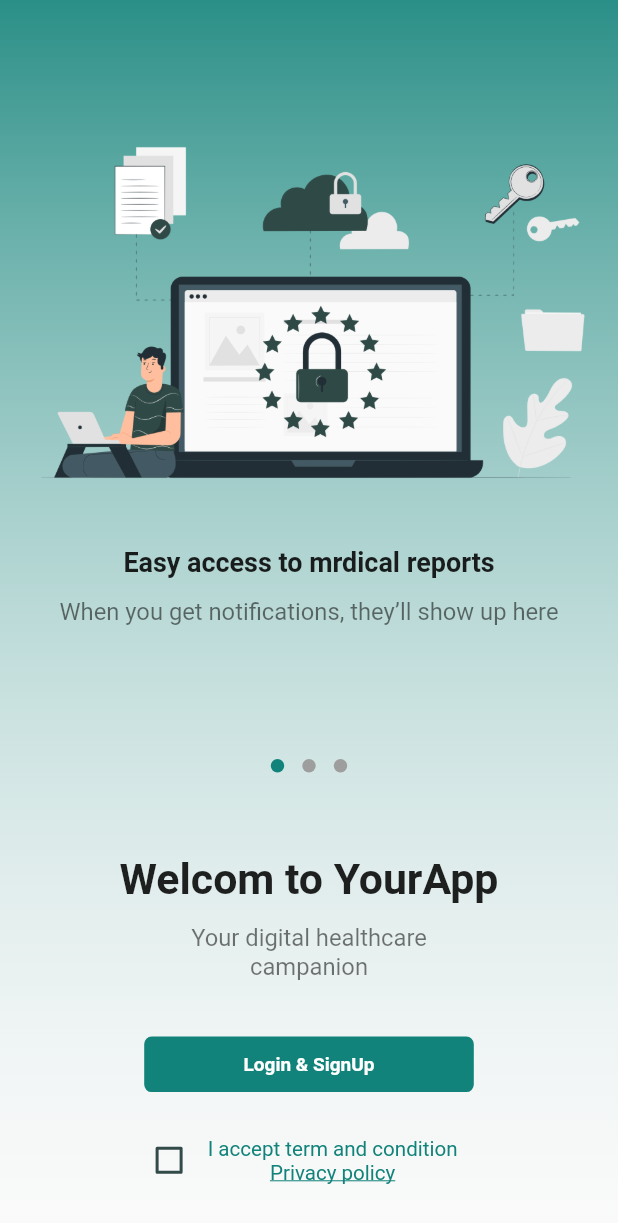
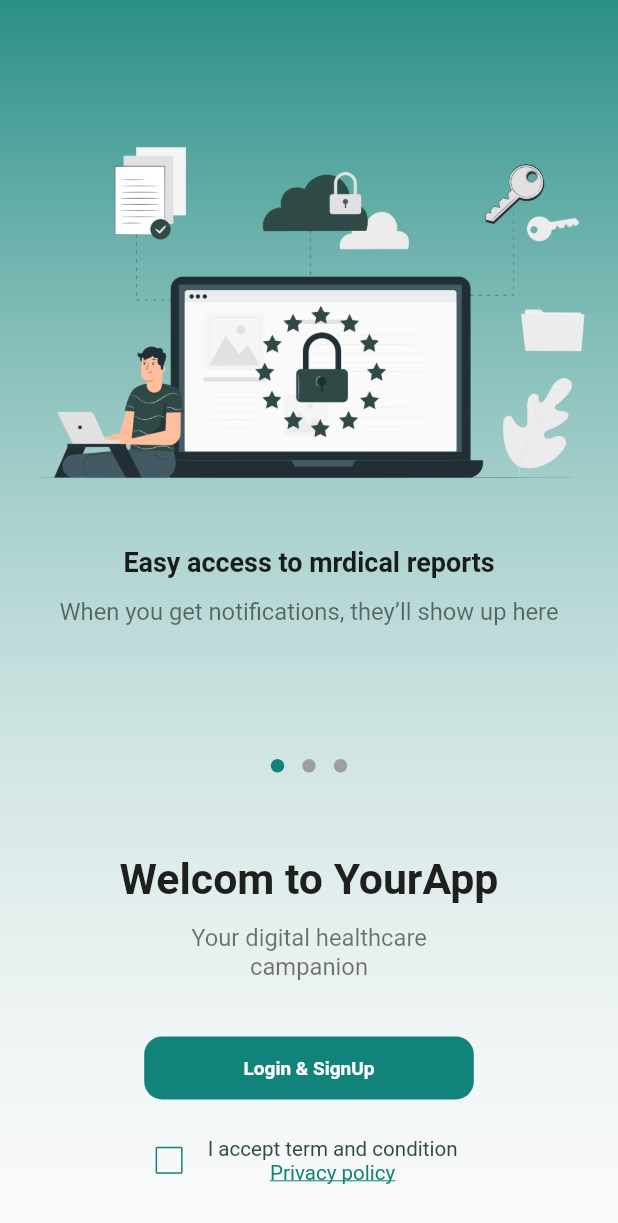
Before and after one commit to asadique2/cal_c, a Flutter app: the screen it shows after launch, on a phone screen of 412 x 824 dp. Shown: the top 1223 px of the screen. Run offline on Flutter 3.47's test engine with Material 2 defaults, Android fonts, the light colour scheme and no system bars; drawn by our look-alikes of introduction_screen; our stand-ins replace flutter_screenutil, fluttertoast, stacked.

Commit message:
added login screen

```diff
--- a/lib/constant/colors.dart
+++ b/lib/constant/colors.dart
@@ -4,3 +4,5 @@ const kBaseColor = Color(0xff12837A);
 const kSecondaryColor = Color(0xff334B48);
 const kGreyColor = Color(0xff96B1AD);
 const kPinkColor = Color(0xffFF9999);
+const kSuccessColor = Color(0xff4CAF4F);
+const kWarningColor = Color(0xffFF9800);
--- /dev/null
+++ b/lib/constant/style.dart
@@ -0,0 +1,5 @@
+import 'package:cal_c/constant/colors.dart';
+import 'package:flutter/material.dart';
+import 'package:flutter_screenutil/flutter_screenutil.dart';
+
+var clickbleTextStyle =TextStyle(fontSize: 15.sp , color: kBaseColor );
--- a/lib/main.dart
+++ b/lib/main.dart
@@ -1,4 +1,5 @@
 import 'package:cal_c/ui/intro_screen/intro_screen_view.dart';
+import 'package:cal_c/ui/login_screen/login_screen_view.dart';
 import 'package:flutter/material.dart';
 import 'package:flutter_screenutil/flutter_screenutil.dart';
 
@@ -21,7 +22,12 @@ class MyApp extends StatelessWidget {
             theme: ThemeData(
               primaryColor: const Color(0xff12837A),
             ),
-            home: const IntroScreen(),
+            initialRoute: IntroScreen.id,
+            routes: {
+              IntroScreen.id: (context)=>IntroScreen(),
+              LoginView.id: (context)=>LoginView(),
+
+            },
           );
         });
   }
--- a/lib/ui/intro_screen/intro_screen_view.dart
+++ b/lib/ui/intro_screen/intro_screen_view.dart
@@ -1,10 +1,14 @@
 import 'package:cal_c/constant/colors.dart';
+import 'package:cal_c/ui/intro_screen/intro_screen_viewmodel.dart';
+import 'package:cal_c/ui/login_screen/login_screen_view.dart';
 import 'package:flutter/material.dart';
 import 'package:introduction_screen/introduction_screen.dart';
 import 'package:flutter_screenutil/flutter_screenutil.dart';
+import 'package:stacked/stacked.dart';
 
 class IntroScreen extends StatefulWidget {
   const IntroScreen({Key? key}) : super(key: key);
+  static const String id = 'intro_screen';
 
   @override
   State<IntroScreen> createState() => _IntroScreenState();
@@ -12,9 +16,14 @@ class IntroScreen extends StatefulWidget {
 
 class _IntroScreenState extends State<IntroScreen> {
   bool isChecked = false;
+  late IntroScreenViewModel _viewModel;
 
   @override
   Widget build(BuildContext context) {
+    return ViewModelBuilder<IntroScreenViewModel>.reactive(
+        viewModelBuilder: () => IntroScreenViewModel(),
+        builder: (context, viewModel, child) {
+          _viewModel = viewModel;
           return IntroductionScreen(
             scrollPhysics: const ClampingScrollPhysics(),
             rawPages: const [
@@ -64,12 +73,19 @@ class _IntroScreenState extends State<IntroScreen> {
                   SizedBox(
                     height: 38.h,
                   ),
-            Container(
+                  GestureDetector(
+                    onTap: () {
+                      _viewModel.login();
+                      if(_viewModel.isLogedIn){
+                        Navigator.pushNamed(context, LoginView.id);
+                      }
+                    },
+                    child: Container(
                       width: 208.w,
-              height: 38.h,
+                      height: 43.h,
                       decoration: BoxDecoration(
                         color: kBaseColor,
-                borderRadius: BorderRadius.circular(5),
+                        borderRadius: BorderRadius.circular(12),
                       ),
                       child: Center(
                         child: Text(
@@ -82,30 +98,30 @@ class _IntroScreenState extends State<IntroScreen> {
                         ),
                       ),
                     ),
+                  ),
                   SizedBox(
-              height: 22.h,
+                    height: 17.h,
                   ),
                   SizedBox(
                     width: 222.w,
                     child: Row(
                       children: [
                         Checkbox(
-                      splashRadius: 2,
-                      side: const BorderSide(color: kSecondaryColor, width: 2),
+                            splashRadius: 3,
+                            side: const BorderSide(color: kBaseColor, width: 1),
                             checkColor: kBaseColor,
                             activeColor: Colors.white,
-                      value: isChecked,
+                            value: _viewModel.termCondition,
                             onChanged: (newValue) {
-                        setState(() {
-                          isChecked = newValue!;
-                        });
+                              _viewModel.checkTermCondition(newValue);
                             }),
                         SizedBox(
                           child: Column(
                             children: [
                               Text(
                                 'I accept term and condition ',
-                          style: TextStyle(fontSize: 13.sp, color: kBaseColor),
+                                style: TextStyle(
+                                    fontSize: 13.sp, color: kSecondaryColor),
                                 textAlign: TextAlign.center,
                               ),
                               Text(
@@ -129,6 +145,7 @@ class _IntroScreenState extends State<IntroScreen> {
             showDoneButton: false,
             showNextButton: false,
           );
+        });
   }
 }
 
--- /dev/null
+++ b/lib/ui/intro_screen/intro_screen_viewmodel.dart
@@ -0,0 +1,24 @@
+import 'package:cal_c/constant/colors.dart';
+import 'package:cal_c/ui/login_screen/login_screen_view.dart';
+import 'package:flutter/material.dart';
+import 'package:fluttertoast/fluttertoast.dart';
+import 'package:stacked/stacked.dart';
+
+import '../../constant/toast.dart';
+
+class IntroScreenViewModel extends BaseViewModel {
+  bool termCondition = false;
+  bool isLogedIn = false;
+  void checkTermCondition(value) {
+    termCondition = !termCondition;
+    notifyListeners();
+  }
+
+  login() {
+    if (!termCondition) {
+      return defaultToast();
+    } else {
+      isLogedIn = true;
+    }
+  }
+}
--- a/pubspec.yaml
+++ b/pubspec.yaml
@@ -39,6 +39,7 @@ dependencies:
   auto_route: ^3.2.4
   introduction_screen: ^3.0.2
   flutter_screenutil: ^5.4.0
+  fluttertoast: ^8.0.9
 
 
 dev_dependencies:
```
Also changed, not shown: lib/constant/toast.dart (added, +38 -0 lines), lib/ui/login_screen/login_screen_view.dart (added, +85 -0 lines), lib/ui/login_screen/login_screen_viewmodel.dart (added), pubspec.lock, 6 other files. Lines whose indentation alone changed are shown as unchanged.
